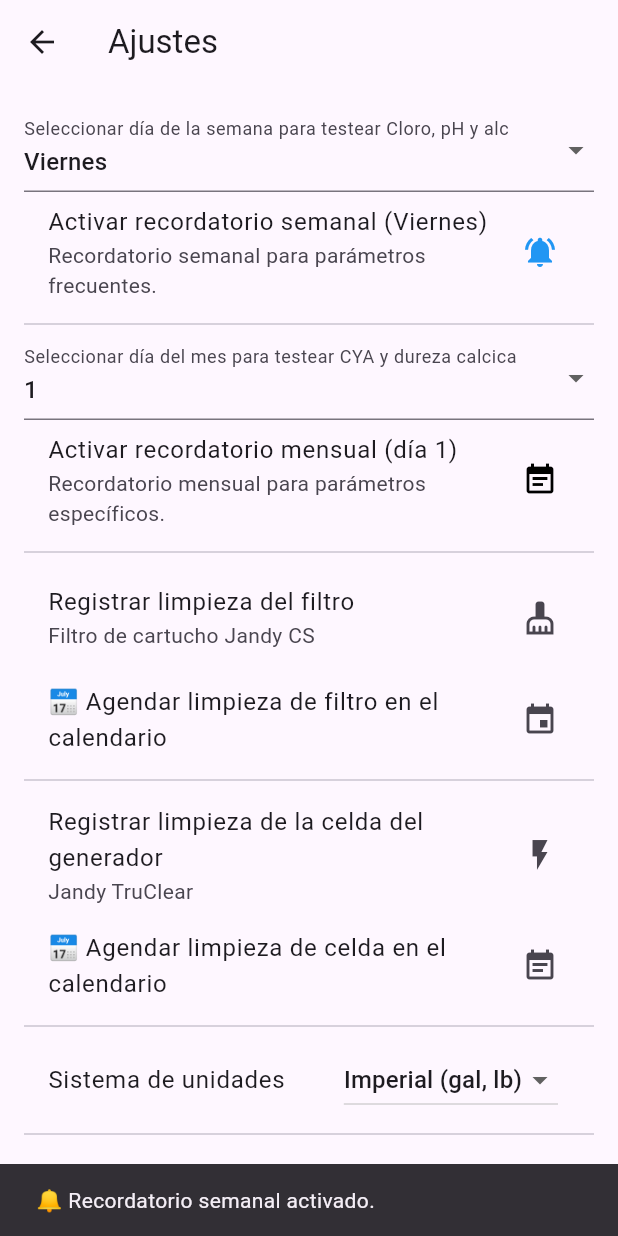
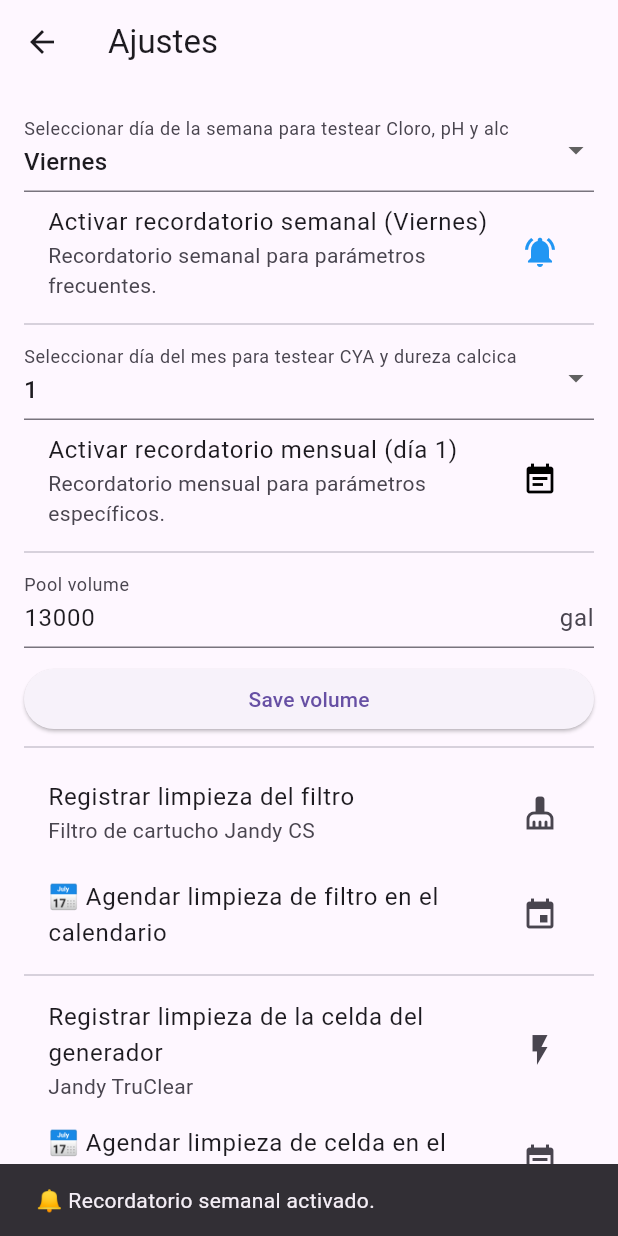
Before and after one commit to martinevoda/PoolTestPro_app, a Flutter app: the AjustesScreen screen opened directly, after a tap on an icon or button, on a phone screen of 412 x 824 dp. Run offline on Flutter 3.47's test engine with Material 3 defaults, Android fonts, the phone set to English and light mode, and no system bars; our stand-ins replace fl_chart, flutter_local_notifications, shared_preferences, timezone; missing offline and left inert: add_2_calendar; accounts and stored records are empty; generated files the repository leaves out were written again.

Commit message:
Ajuste calculos dimanimcos

```diff
--- a/lib/l10n/app_es.arb
+++ b/lib/l10n/app_es.arb
@@ -326,11 +326,7 @@
   "cyaLabel": "CYA",
   "durezaLabel": "Dureza cálcica",
   "salinidadLabel": "Salinidad",
-
   "cloroCombinadoTip": "Luego, revisar el generador y retestar en 24h.",
-
-
-
   "cloroCombinadoAlto": "⚠️ Alto. Puede indicar presencia de cloraminas. Se recomienda un tratamiento de choque.",
   "cloroCombinadoBajo": "⚠️ Bajo. Puede no estar desinfectando adecuadamente. Verificar generador o retestar.",
   "cloroCombinadoNormal": "✅ Dentro del rango ideal. Sin acción necesaria.",
@@ -360,13 +356,17 @@
 
   "testGuardadoExito": "Test guardado con éxito",
   "guardarTesteo": "Guardar testeo",
+  "opcional": "opcional",
+  "agregarCantidad": "Cantidad a agregar",
+  "reemplazar": "Reemplazar",
 
-  "opcional": "opcional",
-
-  "agregarCantidad": "Cantidad a agregar",
+  "poolVolumeLabel": "Pool volume",
+  "saveVolumeButton": "Save volume",
+  "volumenGuardado": "✅ Volume saved successfully",
 
 
-  "reemplazar": "Reemplazar"
-
+  "instruccionesCloro": "Indicá las gotas de cloro libre y combinado (10 mL muestra)",
+  "calcularYGuardar": "Calcular y guardar",
+  "alertaStock": "⚠️ Alerta de stock bajo"
 
 }
--- a/lib/pages/ajustes_screen.dart
+++ b/lib/pages/ajustes_screen.dart
@@ -1,4 +1,3 @@
-// ajustes_screen.dart
 import 'package:flutter/material.dart';
 import 'package:provider/provider.dart';
 import 'package:flutter_gen/gen_l10n/app_localizations.dart';
@@ -20,11 +19,14 @@ class _AjustesScreenState extends State<AjustesScreen> {
   bool _semanalActivado = false;
   int _diaMesSeleccionado = 1;
   int _diaSemanaSeleccionado = DateTime.friday;
+  TextEditingController _volumenController = TextEditingController();
+  double _volumenPorDefectoGalones = 13000;
 
   @override
   void initState() {
     super.initState();
     _cargarPreferencias();
+    _cargarVolumen();
   }
 
   Future<void> _cargarPreferencias() async {
@@ -37,49 +39,26 @@ class _AjustesScreenState extends State<AjustesScreen> {
     });
   }
 
-  Future<void> _activarRecordatorioMensual(AppLocalizations localizations) async {
+  Future<void> _cargarVolumen() async {
     final prefs = await SharedPreferences.getInstance();
-    if (_mensualActivado) {
-      await NotificationService.cancelNotification(2);
-      await prefs.setBool('recordatorio_mensual', false);
-      setState(() => _mensualActivado = false);
-      ScaffoldMessenger.of(context).showSnackBar(SnackBar(content: Text(localizations.monthlyReminderDeactivated)));
-    } else {
-      final now = DateTime.now();
-      final proximo = DateTime(now.year, now.month + 1, _diaMesSeleccionado, 9);
-      await NotificationService.scheduleMonthlyNotification(
-        id: 2,
-        title: '📅 ${localizations.monthlyReminderTitle}',
-        body: localizations.monthlyReminderBody,
-        scheduledTime: proximo,
-      );
-      await prefs.setBool('recordatorio_mensual', true);
-      setState(() => _mensualActivado = true);
-      ScaffoldMessenger.of(context).showSnackBar(SnackBar(content: Text(localizations.monthlyReminderActivated)));
-    }
+    double? volumen = prefs.getDouble('volumen_piscina');
+    final settingsController = Provider.of<SettingsController>(context, listen: false);
+    final esMetrico = settingsController.unidadSistema == 'metrico';
+    final volumenMostrar = volumen ?? _volumenPorDefectoGalones;
+    _volumenController.text = esMetrico
+        ? (volumenMostrar * 3.785).toStringAsFixed(0)
+        : volumenMostrar.toStringAsFixed(0);
   }
 
-  Future<void> _activarRecordatorioSemanal(AppLocalizations localizations) async {
+  Future<void> _guardarVolumen(String unidadSistema) async {
     final prefs = await SharedPreferences.getInstance();
-    if (_semanalActivado) {
-      await NotificationService.cancelNotification(1);
-      await prefs.setBool('recordatorio_semanal', false);
-      setState(() => _semanalActivado = false);
-      ScaffoldMessenger.of(context).showSnackBar(SnackBar(content: Text(localizations.reminderDeactivated)));
-    } else {
-      final now = DateTime.now();
-      final daysToAdd = (_diaSemanaSeleccionado - now.weekday + 7) % 7;
-      final nextScheduled = now.add(Duration(days: daysToAdd));
-      final reminderTime = DateTime(nextScheduled.year, nextScheduled.month, nextScheduled.day, 9);
-      await NotificationService.scheduleWeeklyNotification(
-        id: 1,
-        title: '🧪 ${localizations.testReminderTitle}',
-        body: localizations.testReminderBody,
-        scheduledTime: reminderTime,
+    final input = double.tryParse(_volumenController.text);
+    if (input != null) {
+      double volumenGalones = unidadSistema == 'metrico' ? input / 3.785 : input;
+      await prefs.setDouble('volumen_piscina', volumenGalones);
+      ScaffoldMessenger.of(context).showSnackBar(
+        SnackBar(content: Text(AppLocalizations.of(context)!.volumenGuardado)),
       );
-      await prefs.setBool('recordatorio_semanal', true);
-      setState(() => _semanalActivado = true);
-      ScaffoldMessenger.of(context).showSnackBar(SnackBar(content: Text(localizations.reminderActivated)));
     }
   }
 
@@ -108,6 +87,7 @@ class _AjustesScreenState extends State<AjustesScreen> {
   Widget build(BuildContext context) {
     final localizations = AppLocalizations.of(context)!;
     final settingsController = Provider.of<SettingsController>(context);
+    final esMetrico = settingsController.unidadSistema == 'metrico';
 
     return Scaffold(
       appBar: AppBar(title: Text(localizations.settings)),
@@ -162,6 +142,21 @@ class _AjustesScreenState extends State<AjustesScreen> {
               color: _mensualActivado ? Colors.blue : Colors.black,
             ),
             onTap: () async => await _activarRecordatorioMensual(localizations),
+          ),
+          const Divider(),
+          TextField(
+            controller: _volumenController,
+            keyboardType: TextInputType.numberWithOptions(decimal: false),
+            decoration: InputDecoration(
+              labelText: localizations.poolVolumeLabel,
+              suffixText: esMetrico ? localizations.unidadLitro : localizations.unidadGalon,
+            ),
+            onSubmitted: (_) => _guardarVolumen(settingsController.unidadSistema),
+          ),
+          const SizedBox(height: 10),
+          ElevatedButton(
+            onPressed: () => _guardarVolumen(settingsController.unidadSistema),
+            child: Text(localizations.saveVolumeButton),
           ),
           const Divider(),
           ListTile(
@@ -235,6 +230,7 @@ class _AjustesScreenState extends State<AjustesScreen> {
               onChanged: (String? newValue) {
                 if (newValue != null) {
                   settingsController.updateUnidadSistema(newValue);
+                  _cargarVolumen();
                 }
               },
               items: [
@@ -279,8 +275,7 @@ class _AjustesScreenState extends State<AjustesScreen> {
             onTap: () async {
               final confirm = await showDialog<bool>(
                 context: context,
-                builder: (_) =>
-                    AlertDialog(
+                builder: (_) => AlertDialog(
                   title: Text(localizations.confirmResetTitle),
                   content: Text(localizations.confirmResetContent),
                   actions: [
@@ -298,22 +293,16 @@ class _AjustesScreenState extends State<AjustesScreen> {
 
               if (confirm == true) {
                 final prefs = await SharedPreferences.getInstance();
-                // Borrar registros anteriores
                 await prefs.remove('test_completo');
                 await prefs.remove('test_individual');
-
-                // Borrar registros de gráficos
                 await prefs.remove('test_registros');
-
-                // Borrar historial de mantenimiento
                 await prefs.remove('limpieza_filtro');
                 await prefs.remove('limpieza_celda');
+                await prefs.remove('volumen_piscina');
 
                 if (context.mounted) {
                   ScaffoldMessenger.of(context).showSnackBar(
-                    SnackBar(
-                      content: Text(localizations.borradoExitoso),
-                    ),
+                    SnackBar(content: Text(localizations.borradoExitoso)),
                   );
                 }
               }
@@ -348,4 +337,50 @@ class _AjustesScreenState extends State<AjustesScreen> {
       ),
     );
   }
+
+  Future<void> _activarRecordatorioMensual(AppLocalizations localizations) async {
+    final prefs = await SharedPreferences.getInstance();
+    if (_mensualActivado) {
+      await NotificationService.cancelNotification(2);
+      await prefs.setBool('recordatorio_mensual', false);
+      setState(() => _mensualActivado = false);
+      ScaffoldMessenger.of(context).showSnackBar(SnackBar(content: Text(localizations.monthlyReminderDeactivated)));
+    } else {
+      final now = DateTime.now();
+      final proximo = DateTime(now.year, now.month + 1, _diaMesSeleccionado, 9);
+      await NotificationService.scheduleMonthlyNotification(
+        id: 2,
+        title: '📅 ${localizations.monthlyReminderTitle}',
+        body: localizations.monthlyReminderBody,
+        scheduledTime: proximo,
+      );
+      await prefs.setBool('recordatorio_mensual', true);
+      setState(() => _mensualActivado = true);
+      ScaffoldMessenger.of(context).showSnackBar(SnackBar(content: Text(localizations.monthlyReminderActivated)));
     }
+  }
+
+  Future<void> _activarRecordatorioSemanal(AppLocalizations localizations) async {
+    final prefs = await SharedPreferences.getInstance();
+    if (_semanalActivado) {
+      await NotificationService.cancelNotification(1);
+      await prefs.setBool('recordatorio_semanal', false);
+      setState(() => _semanalActivado = false);
+      ScaffoldMessenger.of(context).showSnackBar(SnackBar(content: Text(localizations.reminderDeactivated)));
+    } else {
+      final now = DateTime.now();
+      final daysToAdd = (_diaSemanaSeleccionado - now.weekday + 7) % 7;
+      final nextScheduled = now.add(Duration(days: daysToAdd));
+      final reminderTime = DateTime(nextScheduled.year, nextScheduled.month, nextScheduled.day, 9);
+      await NotificationService.scheduleWeeklyNotification(
+        id: 1,
+        title: '🧪 ${localizations.testReminderTitle}',
+        body: localizations.testReminderBody,
+        scheduledTime: reminderTime,
+      );
+      await prefs.setBool('recordatorio_semanal', true);
+      setState(() => _semanalActivado = true);
+      ScaffoldMessenger.of(context).showSnackBar(SnackBar(content: Text(localizations.reminderActivated)));
+    }
+  }
+}
--- a/lib/utils/stock_service.dart
+++ b/lib/utils/stock_service.dart
@@ -35,7 +35,6 @@ class StockService {
     _stockCache[key] = nuevoTotal;
   }
 
-  /// ✅ Nuevo método para reemplazar directamente el stock (sin sumar)
   static Future<void> reemplazarStock(String key, double nuevoValor) async {
     final prefs = await SharedPreferences.getInstance();
     await prefs.setDouble('stock_$key', nuevoValor);
@@ -134,6 +133,10 @@ class StockService {
     final prefs = await SharedPreferences.getInstance();
     final actual = prefs.getDouble('stock_$key') ?? 0.0;
     final ultimoUso = prefs.getDouble('uso_$key') ?? 0.0;
+
+    // ✅ Asegura que el _stockCache también se actualice para coherencia con la app
+    _stockCache[key] = actual;
+
     return actual < ultimoUso;
   }
 
```
Also changed, not shown: lib/l10n/app_en.arb (+10 -6 lines), lib/pages/pantalla_stock.dart (+15 -3 lines), lib/pages/test_completo.dart (+16 -36 lines), lib/utils/pool_calculator.dart (+15 -13 lines). Lines whose indentation alone changed are shown as unchanged.
